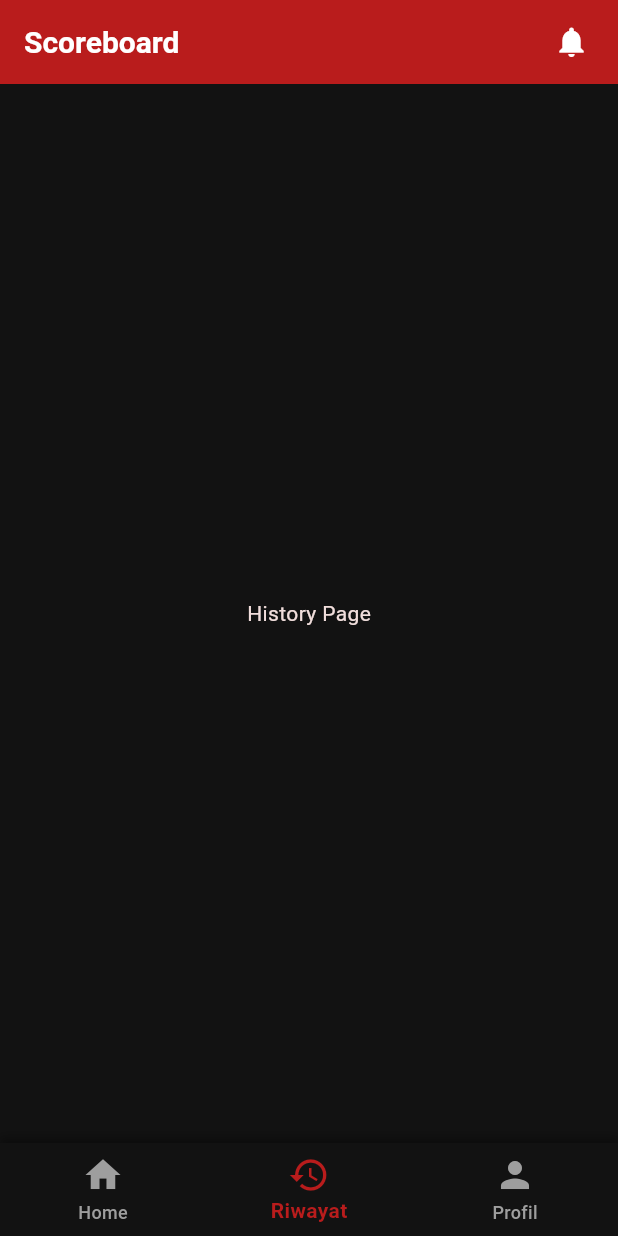
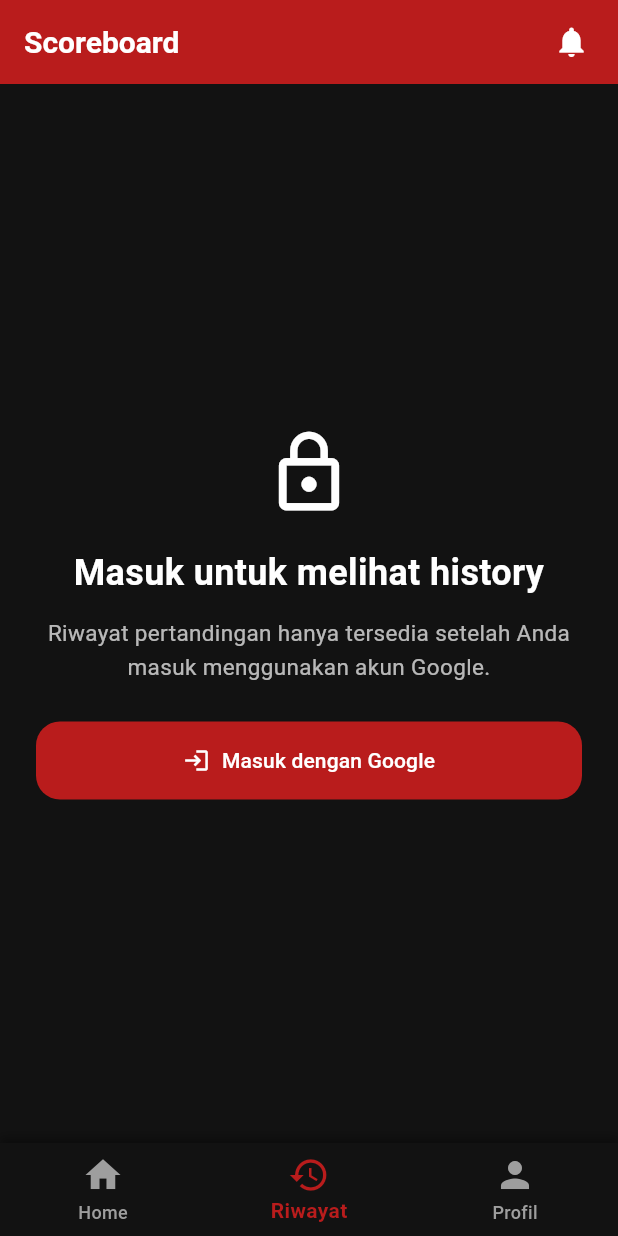
Before and after one commit to fajricpaix/scoreboard, a Flutter app: the screen it shows after launch, item 2 of the bottom bar chosen, on a phone screen of 412 x 824 dp. Run offline on Flutter 3.47's test engine with Material 3 defaults, Android fonts, the phone set to English and light mode, and no system bars; our stand-ins replace firebase_auth, firebase_core, flutter_svg, google_mobile_ads, google_sign_in, share_plus; accounts and stored records are empty; network calls fail.

Commit message:
sign in google
Co-authored-by: Copilot <copilot@github.com>

```diff
--- /dev/null
+++ b/lib/components/auth/auth_required.dart
@@ -0,0 +1,45 @@
+import 'package:firebase_auth/firebase_auth.dart';
+import 'package:flutter/material.dart';
+import 'package:scoreboard/pages/auth/login_prompt_page.dart';
+import 'package:scoreboard/services/auth_service.dart';
+
+class AuthRequired extends StatelessWidget {
+  const AuthRequired({
+    super.key,
+    required this.child,
+    required this.title,
+    required this.message,
+  });
+
+  final Widget child;
+  final String title;
+  final String message;
+
+  @override
+  Widget build(BuildContext context) {
+    if (!AuthService.isReady) {
+      return LoginPromptPage(
+        title: title,
+        message: message,
+        actionEnabled: false,
+        errorText:
+            'Firebase belum siap. Tambahkan file google-services.json dan GoogleService-Info.plist dari proyek Firebase Anda.',
+      );
+    }
+
+    return StreamBuilder<User?>(
+      stream: AuthService.authStateChanges(),
+      builder: (context, snapshot) {
+        if (snapshot.connectionState == ConnectionState.waiting) {
+          return const Center(child: CircularProgressIndicator());
+        }
+
+        if (snapshot.hasData) {
+          return child;
+        }
+
+        return LoginPromptPage(title: title, message: message);
+      },
+    );
+  }
+}
--- a/lib/main.dart
+++ b/lib/main.dart
@@ -1,5 +1,6 @@
 import 'package:flutter/material.dart';
 import 'package:scoreboard/components/utils/ads.dart';
+import 'package:scoreboard/services/auth_service.dart';
 import 'theme/index.dart';
 import 'pages/home/index.dart';
 import 'pages/history/index.dart';
@@ -8,6 +9,7 @@ import 'components/layouts/bottom_navigation.dart';
 
 Future<void> main() async {
   WidgetsFlutterBinding.ensureInitialized();
+  await AuthService.initialize();
   await AppAds.initialize();
   runApp(const MyApp());
 }
--- /dev/null
+++ b/lib/pages/auth/login_prompt_page.dart
@@ -0,0 +1,118 @@
+import 'package:flutter/material.dart';
+import 'package:scoreboard/services/auth_service.dart';
+import 'package:scoreboard/theme/index.dart';
+
+class LoginPromptPage extends StatefulWidget {
+  const LoginPromptPage({
+    super.key,
+    required this.title,
+    required this.message,
+    this.actionEnabled = true,
+    this.errorText,
+  });
+
+  final String title;
+  final String message;
+  final bool actionEnabled;
+  final String? errorText;
+
+  @override
+  State<LoginPromptPage> createState() => _LoginPromptPageState();
+}
+
+class _LoginPromptPageState extends State<LoginPromptPage> {
+  bool _isLoading = false;
+  String? _errorText;
+
+  Future<void> _handleGoogleSignIn() async {
+    setState(() {
+      _isLoading = true;
+      _errorText = null;
+    });
+
+    try {
+      await AuthService.signInWithGoogle();
+    } catch (error) {
+      setState(() {
+        _errorText = AuthService.describeSignInError(error);
+      });
+    } finally {
+      if (mounted) {
+        setState(() {
+          _isLoading = false;
+        });
+      }
+    }
+  }
+
+  @override
+  Widget build(BuildContext context) {
+    final String? visibleErrorText = _errorText ?? widget.errorText;
+
+    return Center(
+      child: Padding(
+        padding: const EdgeInsets.all(24),
+        child: ConstrainedBox(
+          constraints: const BoxConstraints(maxWidth: 420),
+          child: Column(
+            mainAxisSize: MainAxisSize.min,
+            crossAxisAlignment: CrossAxisAlignment.stretch,
+            children: [
+              const Icon(Icons.lock_outline, size: 60, color: Colors.white),
+              const SizedBox(height: 20),
+              Text(
+                widget.title,
+                textAlign: TextAlign.center,
+                style: const TextStyle(
+                  fontSize: 24,
+                  fontWeight: FontWeight.bold,
+                  color: textColor,
+                ),
+              ),
+              const SizedBox(height: 12),
+              Text(
+                widget.message,
+                textAlign: TextAlign.center,
+                style: const TextStyle(
+                  fontSize: 15,
+                  height: 1.5,
+                  color: Colors.white70,
+                ),
+              ),
+              const SizedBox(height: 24),
+              FilledButton.icon(
+                onPressed: !_isLoading && widget.actionEnabled
+                  ? _handleGoogleSignIn
+                  : null,
+                icon: _isLoading
+                    ? const SizedBox(
+                        width: 18,
+                        height: 18,
+                        child: CircularProgressIndicator(strokeWidth: 2),
+                      )
+                    : const Icon(Icons.login),
+                label: Text(_isLoading ? 'Memproses...' : 'Masuk dengan Google'),
+                style: FilledButton.styleFrom(
+                  backgroundColor: primaryColor,
+                  foregroundColor: textColor,
+                  padding: const EdgeInsets.symmetric(vertical: 16),
+                  shape: RoundedRectangleBorder(
+                    borderRadius: BorderRadius.circular(16),
+                  ),
+                ),
+              ),
+              if (visibleErrorText != null) ...[
+                const SizedBox(height: 16),
+                Text(
+                  visibleErrorText,
+                  textAlign: TextAlign.center,
+                  style: const TextStyle(color: error),
+                ),
+              ],
+            ],
+          ),
+        ),
+      ),
+    );
+  }
+}
--- a/lib/pages/history/index.dart
+++ b/lib/pages/history/index.dart
@@ -1,12 +1,18 @@
 import 'package:flutter/material.dart';
+import 'package:scoreboard/components/auth/auth_required.dart';
 
 class HistoryPage extends StatelessWidget {
   const HistoryPage({super.key});
 
   @override
   Widget build(BuildContext context) {
-    return const Center(
-      child: Text('History Page'),
+    return const AuthRequired(
+      title: 'Masuk untuk melihat history',
+      message:
+          'Riwayat pertandingan hanya tersedia setelah Anda masuk menggunakan akun Google.',
+      child: Center(
+        child: Text('History Page'),
+      ),
     );
   }
 }
--- /dev/null
+++ b/lib/services/auth_service.dart
@@ -0,0 +1,109 @@
+import 'dart:async';
+
+import 'package:firebase_auth/firebase_auth.dart';
+import 'package:firebase_core/firebase_core.dart';
+import 'package:google_sign_in/google_sign_in.dart';
+
+class AuthService {
+  AuthService._();
+
+  static const String _serverClientId =
+      '771344322705-ta804621arvfv68gjlvhjiuip92jaeci.apps.googleusercontent.com';
+
+  static final FirebaseAuth _firebaseAuth = FirebaseAuth.instance;
+  static final GoogleSignIn _googleSignIn = GoogleSignIn.instance;
+  static bool _isInitialized = false;
+  static Object? _initializationError;
+
+  static Future<void> initialize() async {
+    try {
+      await Firebase.initializeApp();
+      await _googleSignIn.initialize(serverClientId: _serverClientId);
+      _isInitialized = true;
+      _initializationError = null;
+    } catch (error) {
+      _isInitialized = false;
+      _initializationError = error;
+    }
+  }
+
+  static bool get isReady => _isInitialized;
+
+  static Object? get initializationError => _initializationError;
+
+  static Stream<User?> authStateChanges() {
+    if (!_isInitialized) {
+      return const Stream<User?>.empty();
+    }
+
+    return _firebaseAuth.authStateChanges();
+  }
+
+  static User? get currentUser => _isInitialized ? _firebaseAuth.currentUser : null;
+
+  static Future<void> signInWithGoogle() async {
+    if (!_isInitialized) {
+      throw StateError('Firebase belum dikonfigurasi.');
+    }
+
+    final GoogleSignInAccount googleUser = await _googleSignIn.authenticate();
+    final GoogleSignInAuthentication googleAuth = googleUser.authentication;
+
+    if (googleAuth.idToken == null) {
+      throw const GoogleSignInException(
+        code: GoogleSignInExceptionCode.clientConfigurationError,
+        description: 'ID token Google tidak tersedia.',
+      );
+    }
+
+    final credential = GoogleAuthProvider.credential(
+      idToken: googleAuth.idToken,
+    );
+
+    await _firebaseAuth.signInWithCredential(credential);
+  }
+
+  static String describeSignInError(Object error) {
+    if (error is GoogleSignInException) {
+      switch (error.code) {
+        case GoogleSignInExceptionCode.canceled:
+          return 'Masuk dengan Google dibatalkan.';
+        case GoogleSignInExceptionCode.interrupted:
+          return 'Proses masuk terputus. Coba lagi.';
+        case GoogleSignInExceptionCode.uiUnavailable:
+          return 'Google Sign-In tidak tersedia di perangkat ini.';
+        case GoogleSignInExceptionCode.clientConfigurationError:
+          return 'Konfigurasi Google Sign-In belum valid. Pastikan package name dan SHA-1 Android sudah terdaftar di Firebase.';
+        case GoogleSignInExceptionCode.providerConfigurationError:
+          return 'Provider Google belum aktif atau konfigurasi OAuth belum lengkap di Firebase.';
+        case GoogleSignInExceptionCode.userMismatch:
+          return 'Akun Google yang dipilih tidak cocok dengan sesi yang sedang aktif. Coba logout lalu masuk lagi.';
+        case GoogleSignInExceptionCode.unknownError:
+          return error.description == null || error.description!.isEmpty
+              ? 'Terjadi kesalahan Google Sign-In yang belum dikenali.'
+              : error.description!;
+      }
+    }
+
+    if (error is FirebaseAuthException) {
+      return error.message ?? 'Firebase Auth gagal memproses login Google.';
+    }
+
+    if (error is StateError) {
+      return error.message;
+    }
+
+    return 'Gagal masuk dengan Google. Coba lagi.';
+  }
+
+  static Future<void> signOut() async {
+    if (!_isInitialized) {
+      return;
+    }
+
+    await Future.wait([
+      _firebaseAuth.signOut(),
+      _googleSignIn.signOut(),
+    ]);
+  }
+}
--- a/pubspec.yaml
+++ b/pubspec.yaml
@@ -35,7 +35,10 @@ dependencies:
   # Use with the CupertinoIcons class for iOS style icons.
   cupertino_icons: ^1.0.8
   flutter_svg: ^2.0.10
+  firebase_auth: ^6.1.1
+  firebase_core: ^4.1.1
   google_mobile_ads: ^8.0.0
+  google_sign_in: ^7.2.0
   http: ^1.6.0
   share_plus: ^13.0.0
 
```
Also changed, not shown: lib/pages/profile/index.dart (+48 -2 lines), pubspec.lock, 9 other files.
